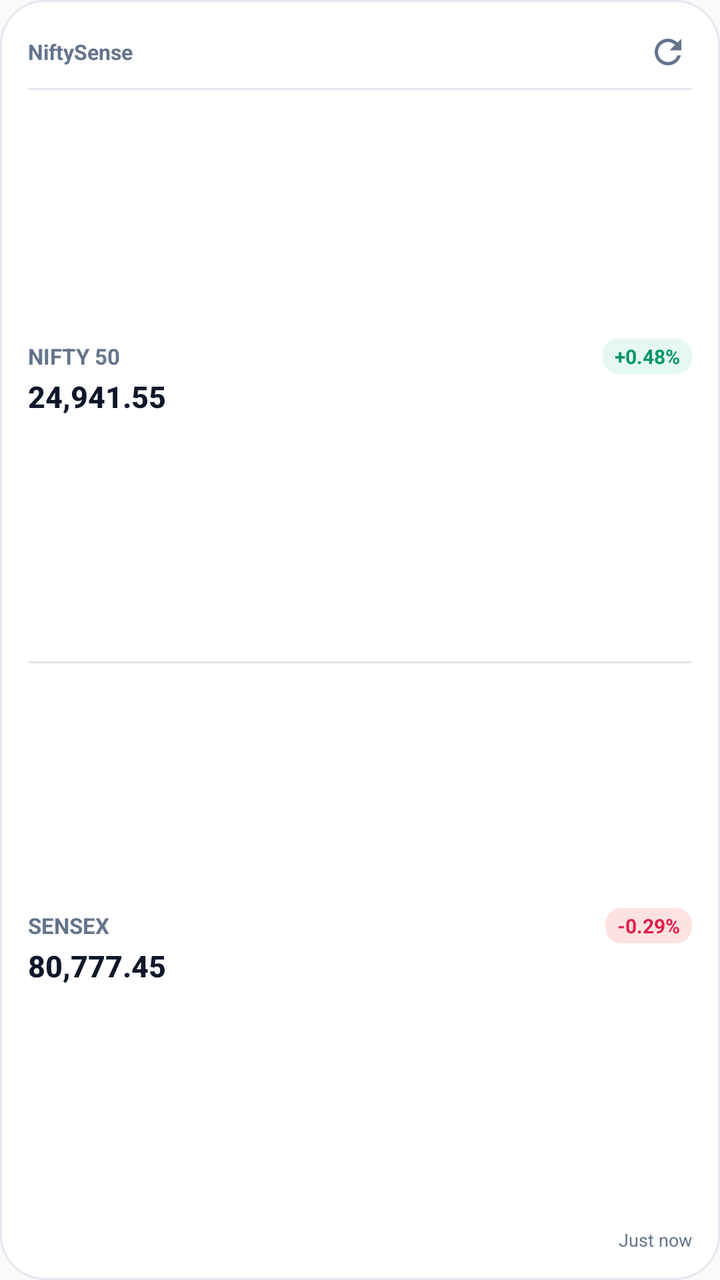
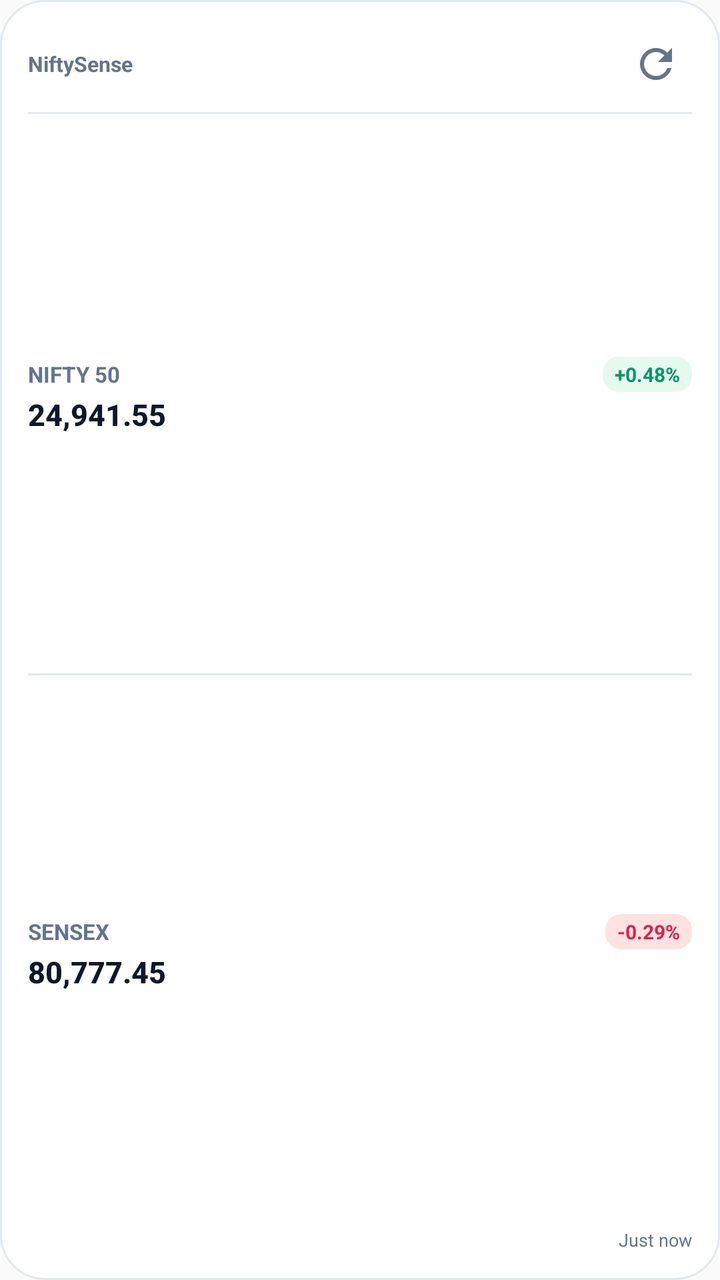

Before-and-after screenshots of an Android layout around one commit, followed by the original layout XML and the change that was made.
<!-- AndroidManifest.xml: application theme Theme.NiftySense -->
<!-- res/layout/widget_small.xml -->
<?xml version="1.0" encoding="utf-8"?>
<LinearLayout xmlns:android="http://schemas.android.com/apk/res/android"
    android:id="@+id/widget_small_root"
    android:layout_width="match_parent"
    android:layout_height="match_parent"
    android:background="@drawable/widget_container_bg"
    android:orientation="vertical"
    android:padding="14dp">

    
    <LinearLayout
        android:layout_width="match_parent"
        android:layout_height="wrap_content"
        android:gravity="center_vertical"
        android:orientation="horizontal">

        <TextView
            android:id="@+id/tv_small_market_status"
            android:layout_width="0dp"
            android:layout_height="wrap_content"
            android:layout_weight="1"
            android:text="NiftySense"
            android:textColor="@color/widget_text_secondary"
            android:textSize="10.5sp"
            android:textStyle="bold" />

        <ImageButton
            android:id="@+id/btn_small_refresh"
            android:layout_width="24dp"
            android:layout_height="24dp"
            android:background="@android:color/transparent"
            android:contentDescription="@string/refresh_tooltip"
            android:padding="2dp"
            android:src="@drawable/ic_refresh" />
    </LinearLayout>

    <ImageView
        android:layout_width="match_parent"
        android:layout_height="1dp"
        android:layout_marginTop="6dp"
        android:layout_marginBottom="8dp"
        android:background="@color/widget_divider"
        android:contentDescription="@null" />

    
    <LinearLayout
        android:id="@+id/layout_small_nifty"
        android:layout_width="match_parent"
        android:layout_height="0dp"
        android:layout_weight="1"
        android:gravity="center_vertical"
        android:orientation="vertical">

        <LinearLayout
            android:layout_width="match_parent"
            android:layout_height="wrap_content"
            android:gravity="center_vertical"
            android:orientation="horizontal">

            <TextView
                android:layout_width="0dp"
                android:layout_height="wrap_content"
                android:layout_weight="1"
                android:text="NIFTY 50"
                android:textColor="@color/widget_text_secondary"
                android:textSize="11sp"
                android:textStyle="bold" />

            <TextView
                android:id="@+id/tv_small_nifty_change_pill"
                android:layout_width="wrap_content"
                android:layout_height="wrap_content"
                android:background="@drawable/badge_positive_bg"
                android:paddingStart="6dp"
                android:paddingTop="2dp"
                android:paddingEnd="6dp"
                android:paddingBottom="2dp"
                android:text="+0.48%"
                android:textColor="@color/positive_green"
                android:textSize="10sp"
                android:textStyle="bold" />
        </LinearLayout>

        <TextView
            android:id="@+id/tv_small_nifty_price"
            android:layout_width="wrap_content"
            android:layout_height="wrap_content"
            android:layout_marginTop="1dp"
            android:fontFamily="sans-serif-medium"
            android:text="24,941.55"
            android:textColor="@color/widget_text_primary"
            android:textSize="15sp"
            android:textStyle="bold" />
    </LinearLayout>

    <ImageView
        android:layout_width="match_parent"
        android:layout_height="1dp"
        android:layout_marginTop="6dp"
        android:layout_marginBottom="6dp"
        android:background="@color/widget_divider"
        android:contentDescription="@null" />

    
    <LinearLayout
        android:id="@+id/layout_small_sensex"
        android:layout_width="match_parent"
        android:layout_height="0dp"
        android:layout_weight="1"
        android:gravity="center_vertical"
        android:orientation="vertical">

        <LinearLayout
            android:layout_width="match_parent"
            android:layout_height="wrap_content"
            android:gravity="center_vertical"
            android:orientation="horizontal">

            <TextView
                android:layout_width="0dp"
                android:layout_height="wrap_content"
                android:layout_weight="1"
                android:text="SENSEX"
                android:textColor="@color/widget_text_secondary"
                android:textSize="11sp"
                android:textStyle="bold" />

            <TextView
                android:id="@+id/tv_small_sensex_change_pill"
                android:layout_width="wrap_content"
                android:layout_height="wrap_content"
                android:background="@drawable/badge_negative_bg"
                android:paddingStart="6dp"
                android:paddingTop="2dp"
                android:paddingEnd="6dp"
                android:paddingBottom="2dp"
                android:text="-0.29%"
                android:textColor="@color/negative_red"
                android:textSize="10sp"
                android:textStyle="bold" />
        </LinearLayout>

        <TextView
            android:id="@+id/tv_small_sensex_price"
            android:layout_width="wrap_content"
            android:layout_height="wrap_content"
            android:layout_marginTop="1dp"
            android:fontFamily="sans-serif-medium"
            android:text="80,777.45"
            android:textColor="@color/widget_text_primary"
            android:textSize="15sp"
            android:textStyle="bold" />
    </LinearLayout>

    
    <TextView
        android:id="@+id/tv_small_timestamp"
        android:layout_width="match_parent"
        android:layout_height="wrap_content"
        android:layout_marginTop="4dp"
        android:gravity="end"
        android:text="Just now"
        android:textColor="@color/widget_text_secondary"
        android:textSize="9sp" />

</LinearLayout>
<!-- resources referenced by this layout -->
<resources>
  <color name="negative_red">#E11D48</color>
  <color name="positive_green">#059669</color>
  <color name="widget_divider">#E2E8F0</color>
  <color name="widget_text_primary">#0F172A</color>
  <color name="widget_text_secondary">#64748B</color>
  <!-- drawable badge_negative_bg (drawable) -->
  <?xml version="1.0" encoding="utf-8"?>
  <shape xmlns:android="http://schemas.android.com/apk/res/android"
      android:shape="rectangle">
      <solid android:color="@color/negative_red_bg" />
      <corners android:radius="8dp" />
  </shape>
  <!-- drawable badge_positive_bg (drawable) -->
  <?xml version="1.0" encoding="utf-8"?>
  <shape xmlns:android="http://schemas.android.com/apk/res/android"
      android:shape="rectangle">
      <solid android:color="@color/positive_green_bg" />
      <corners android:radius="8dp" />
  </shape>
  <!-- drawable ic_refresh (drawable) -->
  <?xml version="1.0" encoding="utf-8"?>
  <vector xmlns:android="http://schemas.android.com/apk/res/android"
      android:width="20dp"
      android:height="20dp"
      android:viewportWidth="24"
      android:viewportHeight="24">
      <path
          android:fillColor="@color/widget_text_secondary"
          android:pathData="M17.65,6.35C16.2,4.9 14.21,4 12,4c-4.42,0 -7.99,3.58 -7.99,8s3.57,8 7.99,8c3.73,0 6.84,-2.55 7.73,-6h-2.08c-0.82,2.33 -3.04,4 -5.65,4 -3.31,0 -6,-2.69 -6,-6s2.69,-6 6,-6c1.66,0 3.14,0.69 4.22,1.78L13,11h7V4l-2.35,2.35z" />
  </vector>
  <!-- drawable widget_container_bg (drawable) -->
  <?xml version="1.0" encoding="utf-8"?>
  <shape xmlns:android="http://schemas.android.com/apk/res/android"
      android:shape="rectangle">
      <solid android:color="@color/widget_background" />
      <corners android:radius="22dp" />
      <stroke
          android:width="1dp"
          android:color="@color/widget_divider" />
  </shape>
  <string name="refresh_tooltip">Refresh Market Data</string>
  <style name="Theme.NiftySense" parent="Theme.AppCompat.DayNight.NoActionBar">
          <item name="android:statusBarColor">@android:color/transparent</item>
          <item name="android:navigationBarColor">@android:color/transparent</item>
      </style>
  <color name="negative_red_bg">#FEE2E2</color>
  <color name="positive_green_bg">#E6F9F0</color>
  <color name="widget_background">#FFFFFF</color>
</resources>

<!-- the commit's change to res/layout/widget_small.xml (unified diff, before → after) -->
@@ -26,11 +26,12 @@
 
         <ImageButton
             android:id="@+id/btn_small_refresh"
-            android:layout_width="24dp"
-            android:layout_height="24dp"
+            android:layout_width="36dp"
+            android:layout_height="36dp"
             android:background="@android:color/transparent"
             android:contentDescription="@string/refresh_tooltip"
-            android:padding="2dp"
+            android:padding="6dp"
+            android:scaleType="fitCenter"
             android:src="@drawable/ic_refresh" />
     </LinearLayout>
 
